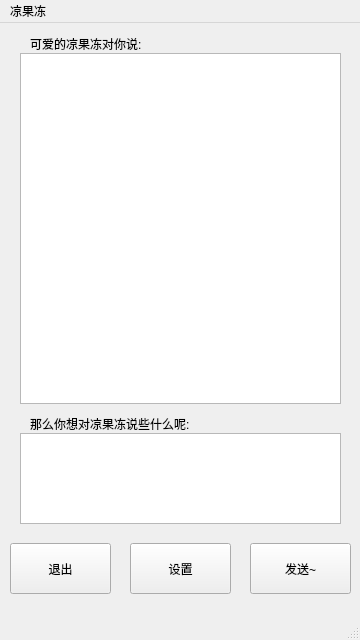
This is 0_1_6/mainwindow.ui in Fydui/AI-L-jelly as Qt 5 draws it before an edit. The edited form follows.
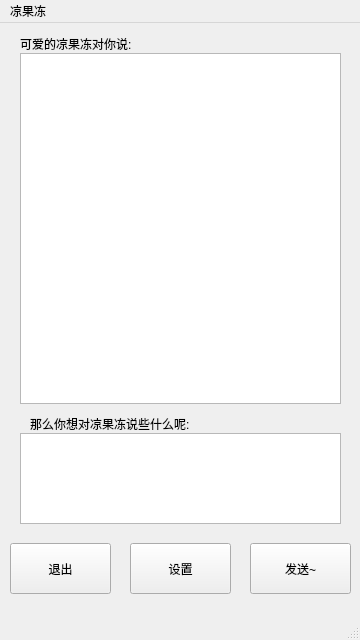
This is the edited form. Icons and pictures are not drawn.

Patch:
```diff
--- a/0_1_6/mainwindow.ui
+++ b/0_1_6/mainwindow.ui
@@ -92,10 +92,13 @@
      <rect>
       <x>30</x>
       <y>390</y>
-      <width>171</width>
+      <width>231</width>
       <height>21</height>
      </rect>
     </property>
+    <property name="styleSheet">
+     <string notr="true">font: 12pt &quot;Adobe Arabic&quot;;</string>
+    </property>
     <property name="text">
      <string>那么你想对凉果冻说些什么呢:</string>
     </property>
@@ -103,12 +106,15 @@
    <widget class="QLabel" name="label_2">
     <property name="geometry">
      <rect>
-      <x>30</x>
+      <x>20</x>
       <y>10</y>
-      <width>121</width>
+      <width>161</width>
       <height>21</height>
      </rect>
     </property>
+    <property name="styleSheet">
+     <string notr="true">font: 12pt &quot;Adobe Arabic&quot;;</string>
+    </property>
     <property name="text">
      <string>可爱的凉果冻对你说:</string>
     </property>
```
Left out of the diff: 10 changed lines with no effect on the pictures.
